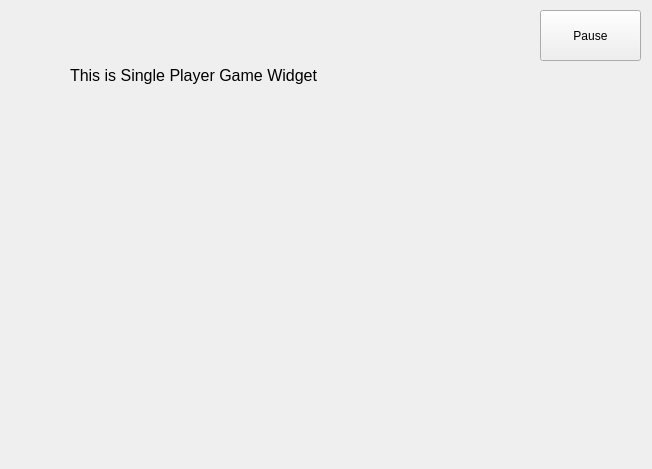
First picture: the form in Tank_Trouble_IV/singlegamewidget.ui, repository raitocc/run, before the edit.
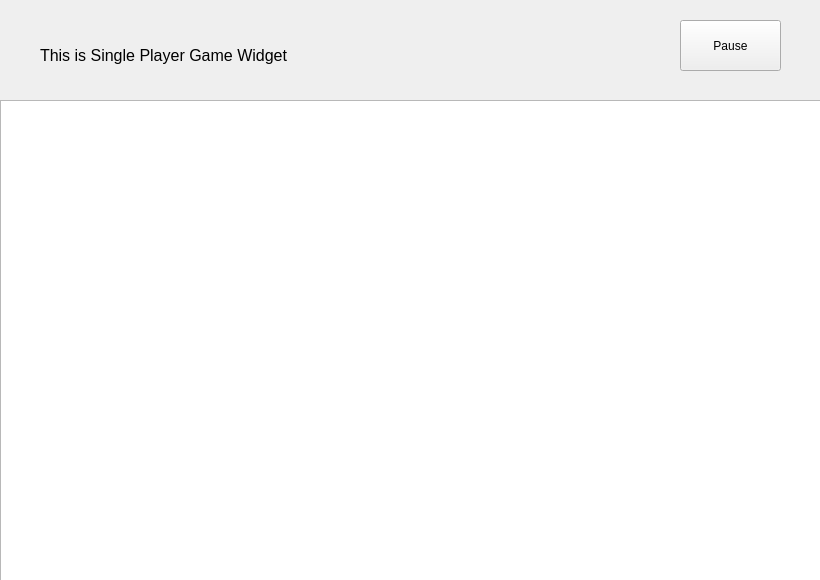
Second picture: the form after the edit.

The edit to the form file:
```diff
--- a/Tank_Trouble_IV/singlegamewidget.ui
+++ b/Tank_Trouble_IV/singlegamewidget.ui
@@ -6,8 +6,8 @@
    <rect>
     <x>0</x>
     <y>0</y>
-    <width>652</width>
-    <height>469</height>
+    <width>820</width>
+    <height>580</height>
    </rect>
   </property>
   <property name="windowTitle">
@@ -16,9 +16,9 @@
   <widget class="QLabel" name="label">
    <property name="geometry">
     <rect>
-     <x>70</x>
-     <y>60</y>
-     <width>431</width>
+     <x>40</x>
+     <y>40</y>
+     <width>341</width>
      <height>31</height>
     </rect>
    </property>
@@ -34,8 +34,8 @@
   <widget class="QPushButton" name="btnPause">
    <property name="geometry">
     <rect>
-     <x>540</x>
-     <y>10</y>
+     <x>680</x>
+     <y>20</y>
      <width>101</width>
      <height>51</height>
     </rect>
@@ -44,6 +44,16 @@
     <string>Pause</string>
    </property>
   </widget>
+  <widget class="QGraphicsView" name="graphicsView">
+   <property name="geometry">
+    <rect>
+     <x>0</x>
+     <y>100</y>
+     <width>821</width>
+     <height>481</height>
+    </rect>
+   </property>
+  </widget>
  </widget>
  <resources/>
  <connections/>
```
